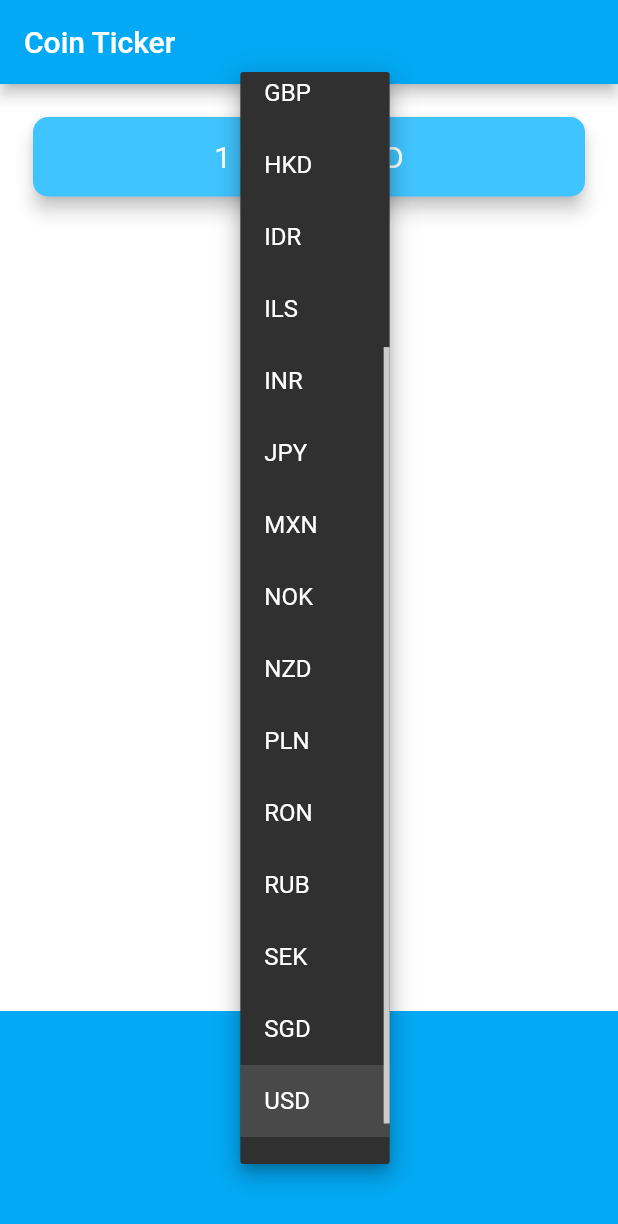
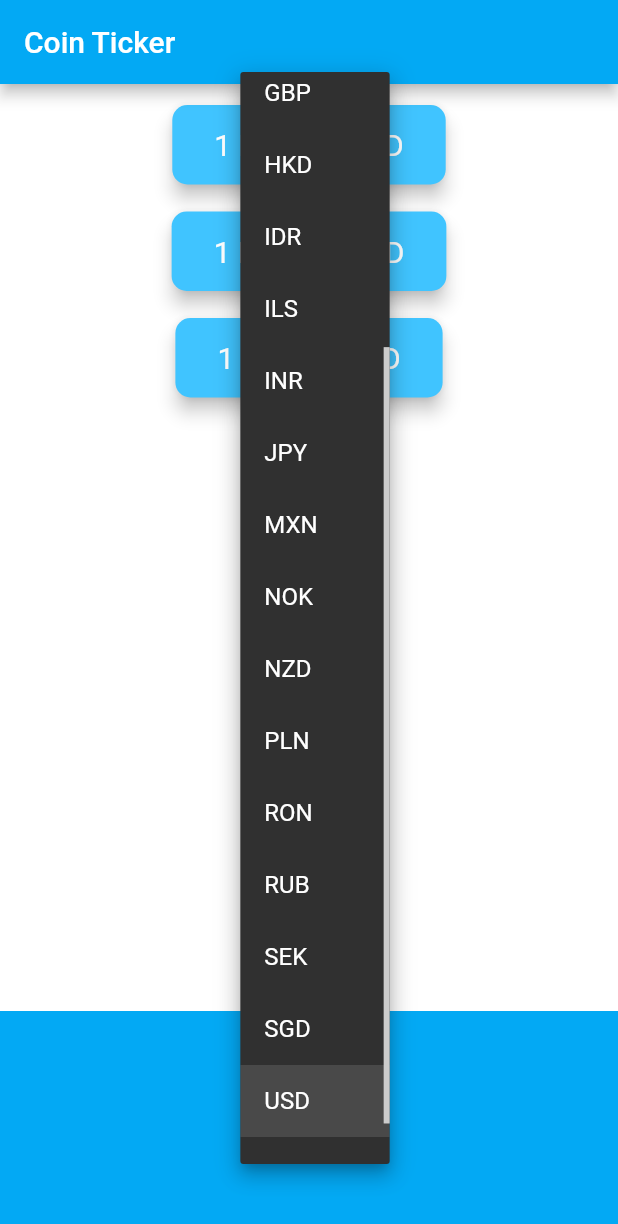
Before and after one commit to PaulDudsdeemaytha/bitcoin-tracker-flutter, a Flutter app: the screen it shows after launch, after a tap on "USD", on a phone screen of 412 x 824 dp. Shown: the top 1224 px of the screen. Run offline on Flutter 3.47's test engine with Material 2 defaults, Android fonts, the phone set to English and light mode, and no system bars; network calls fail.

Commit message:
added multiple trackers

```diff
--- a/lib/coin_data.dart
+++ b/lib/coin_data.dart
@@ -34,15 +34,20 @@ const List<String> cryptoList = [
 const bitcoinURL = 'https://apiv2.bitcoinaverage.com/indices/global/ticker';
 
 class CoinData {
-  Future getCoinData(chosenCurrency) async {
-    String requestURL = '$bitcoinURL/BTC$chosenCurrency';
+  Future getCoinData(String chosenCurrency) async {
+    Map<String, String> cryptoPrices = {};
+
+    for (String crypto in cryptoList) {
+      String requestURL = '$bitcoinURL/$crypto$chosenCurrency';
       Response response = await get(requestURL);
       if (response.statusCode == 200) {
         var decodedData = jsonDecode(response.body);
         var lastPrice = decodedData['last'];
-      return lastPrice;
+        cryptoPrices[crypto] = lastPrice.toStringAsFixed(0);
       } else {
         print(response.statusCode);
       }
     }
+    return cryptoPrices;
   }
+}
--- a/lib/price_screen.dart
+++ b/lib/price_screen.dart
@@ -13,11 +13,15 @@ class _PriceScreenState extends State<PriceScreen> {
   String selectedCurrency = 'USD';
 
   String bitcoinValueInUSD = '?';
+  Map<String, String> coinValues = {};
+  bool isWaiting = false;
   void getData() async {
+    isWaiting = true;
     try {
-      double data = await CoinData().getCoinData(selectedCurrency);
+      var data = await CoinData().getCoinData(selectedCurrency);
+      isWaiting = false;
       setState(() {
-        bitcoinValueInUSD = data.toStringAsFixed(0);
+        coinValues = data;
       });
     } catch (e) {
       print(e);
@@ -83,26 +87,21 @@ class _PriceScreenState extends State<PriceScreen> {
         mainAxisAlignment: MainAxisAlignment.spaceBetween,
         crossAxisAlignment: CrossAxisAlignment.stretch,
         children: <Widget>[
-          Padding(
-            padding: EdgeInsets.fromLTRB(18.0, 18.0, 18.0, 0),
-            child: Card(
-              color: Colors.lightBlueAccent,
-              elevation: 5.0,
-              shape: RoundedRectangleBorder(
-                borderRadius: BorderRadius.circular(10.0),
-              ),
-              child: Padding(
-                padding: EdgeInsets.symmetric(vertical: 15.0, horizontal: 28.0),
-                child: Text(
-                  '1 BTC = $bitcoinValueInUSD $selectedCurrency',
-                  textAlign: TextAlign.center,
-                  style: TextStyle(
-                    fontSize: 20.0,
-                    color: Colors.white,
-                  ),
-                ),
-              ),
-            ),
+          Column(
+            children: <Widget>[
+              CryptoCard(
+                  value: isWaiting ? '?' : coinValues['BTC'],
+                  cryptoCurrency: 'BTC',
+                  selectedCurrency: selectedCurrency),
+              CryptoCard(
+                  value: isWaiting ? '?' : coinValues['ETH'],
+                  cryptoCurrency: 'ETH',
+                  selectedCurrency: selectedCurrency),
+              CryptoCard(
+                  value: isWaiting ? '?' : coinValues['LTC'],
+                  cryptoCurrency: 'LTC',
+                  selectedCurrency: selectedCurrency),
+            ],
           ),
           Container(
             height: 150.0,
@@ -116,3 +115,35 @@ class _PriceScreenState extends State<PriceScreen> {
     );
   }
 }
+
+class CryptoCard extends StatelessWidget {
+  const CryptoCard({this.value, this.selectedCurrency, this.cryptoCurrency});
+  final String cryptoCurrency;
+  final String selectedCurrency;
+  final String value;
+
+  @override
+  Widget build(BuildContext context) {
+    return Padding(
+      padding: EdgeInsets.fromLTRB(10.0, 10.0, 10.0, 0),
+      child: Card(
+        color: Colors.lightBlueAccent,
+        elevation: 5.0,
+        shape: RoundedRectangleBorder(
+          borderRadius: BorderRadius.circular(10.0),
+        ),
+        child: Padding(
+          padding: EdgeInsets.symmetric(vertical: 15.0, horizontal: 28.0),
+          child: Text(
+            '1 $cryptoCurrency = $value $selectedCurrency',
+            textAlign: TextAlign.center,
+            style: TextStyle(
+              fontSize: 20.0,
+              color: Colors.white,
+            ),
+          ),
+        ),
+      ),
+    );
+  }
+}
```
Lines whose indentation alone changed are shown as unchanged.
